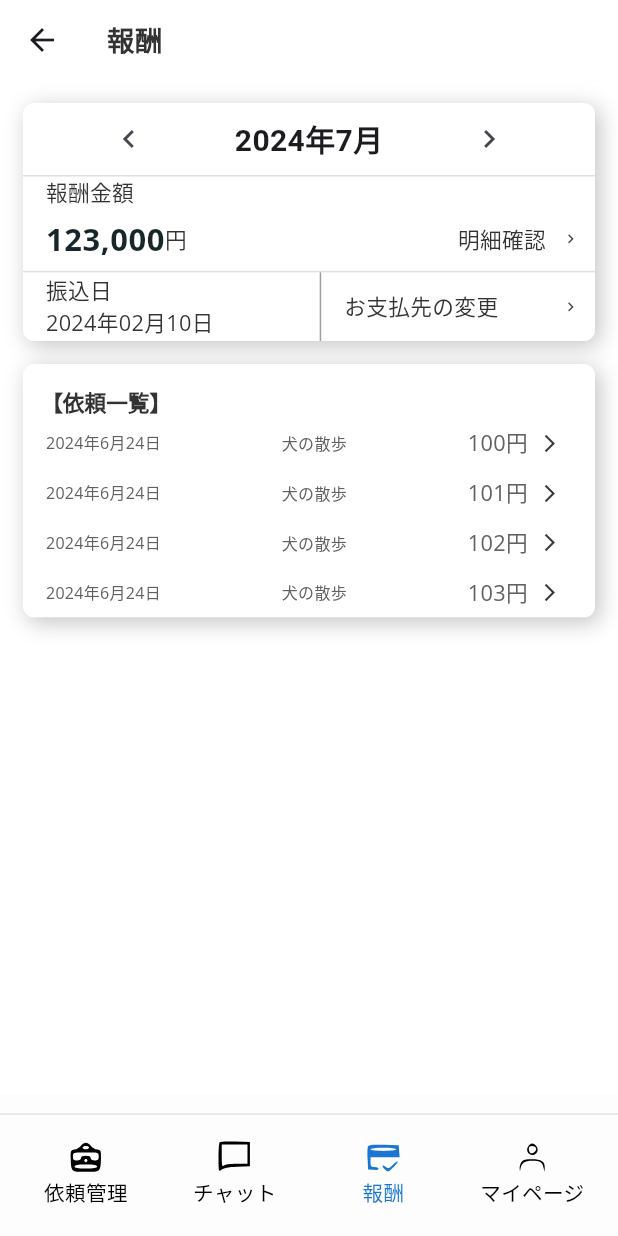
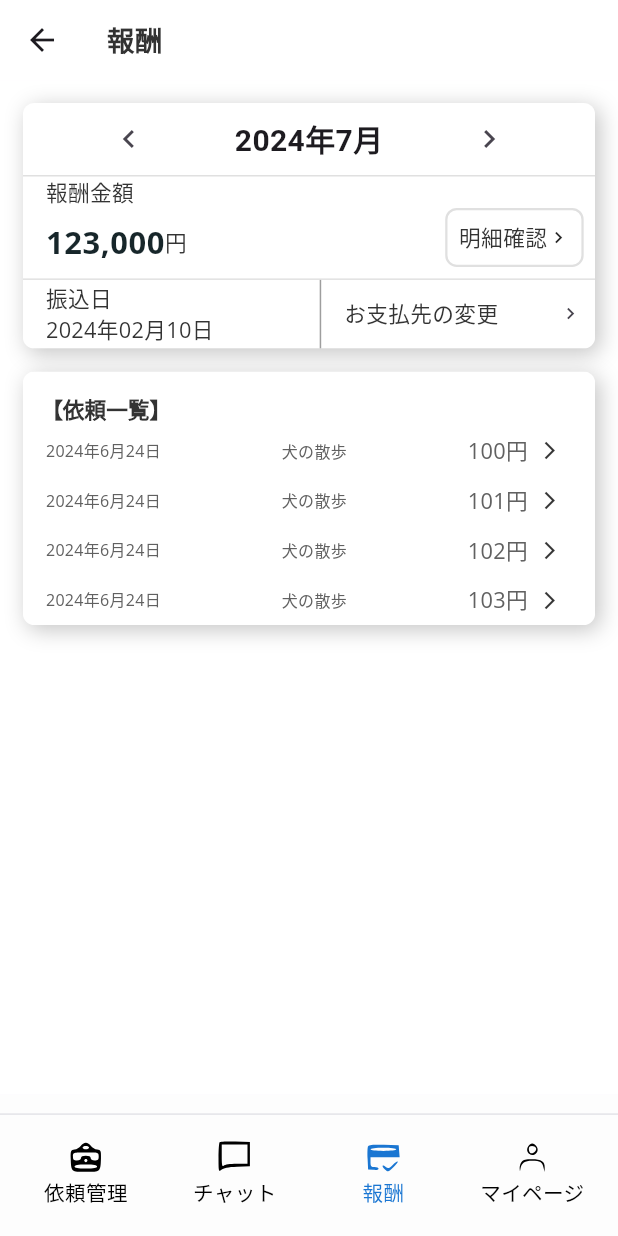
Before and after one commit to butterfly026/JP_Flutter, a Flutter app: the MainPage screen opened by its route, item 3 of the bottom bar chosen, on a phone screen of 412 x 824 dp. Run offline on Flutter 3.47's test engine with Material 3 defaults, Android fonts, the light colour scheme and no system bars; drawn by our look-alikes of oktoast; our stand-ins replace basic_utils, cached_network_image, device_info_plus, dio, event_bus, extended_image and 13 more; missing offline and left inert: android_id, encrypt, flutter_inappwebview, pointycastle, rsa_encrypt; accounts and stored records are empty.

Commit message:
update card UI

```diff
--- a/lib/app/pages/cards/cards.dart
+++ b/lib/app/pages/cards/cards.dart
@@ -120,42 +120,36 @@ class _CardsPageState extends State<CardsPage> {
                                           ),
                                           Spacer(),
                                           Column(children: [
-                                            Row(
-                                              children: [
-                                                Text('明細確認',
-                                                    style: AppTheme.body2),
-                                                IconButton(
-                                                  visualDensity: VisualDensity(
-                                                      vertical: -Dimens.gap_dp2,
-                                                      horizontal:
-                                                          -Dimens.gap_dp5),
-                                                  icon: Icon(
-                                                      Icons.chevron_right,
-                                                      size: Dimens.gap_dp16),
-                                                  onPressed: () {
+                                            Container(
+                                              padding: EdgeInsets.all(Dimens.gap_dp10),
+                                              margin: EdgeInsets.only(right: Dimens.gap_dp10, bottom: Dimens.gap_dp10),
+                                              decoration: BoxDecoration(
+                                                  border: Border.all(
+                                                      color: AppTheme
+                                                          .lightGreyBack,
+                                                      width: Dimens.gap_dp2),
+                                                  borderRadius: BorderRadius
+                                                      .all(Radius.circular(
+                                                          Dimens.gap_dp10))),
+                                              child: GestureDetector(
+                                                  onTap: () {
                                                     String pdf =
                                                         "http://www.adobe.com/devnet/acrobat/pdfs/pdf_open_parameters.pdf";
                                                     pdf =
                                                         "https://drive.google.com/viewerng/viewer?embedded=true&url=$pdf";
-                                                    AppTool.toAppWebPage(
-                                                        pdf);
+                                                    AppTool.toAppWebPage(pdf);
                                                   },
-                                                ),
-                                              ],
-                                            ),
-                                            // Container(
-                                            //   decoration: BoxDecoration(
-                                            //       border: Border.all(
-                                            //           color:
-                                            //               AppTheme.lightGreyBack,
-                                            //           width: Dimens.gap_dp2),
-                                            //       borderRadius: BorderRadius.all(
-                                            //           Radius.circular(
-                                            //               Dimens.gap_dp10))),
-                                            //   child: GestureDetector(
-                                            //       onTap: _gotoDetailPage,
-                                            //       child: Text('AA')),
-                                            // )
+                                                  child: Row(
+                                                    children: [
+                                                      Text('明細確認',
+                                                          style:
+                                                              AppTheme.body2),
+                                                      Icon(Icons.chevron_right,
+                                                          size:
+                                                              Dimens.gap_dp20),
+                                                    ],
+                                                  )),
+                                            )
                                           ]),
                                         ],
                                       )),
@@ -208,7 +202,7 @@ class _CardsPageState extends State<CardsPage> {
                                                         icon: Icon(
                                                             Icons.chevron_right,
                                                             size: Dimens
-                                                                .gap_dp16),
+                                                                .gap_dp20),
                                                         onPressed:
                                                             _gotoDetailPage,
                                                       ),
```
